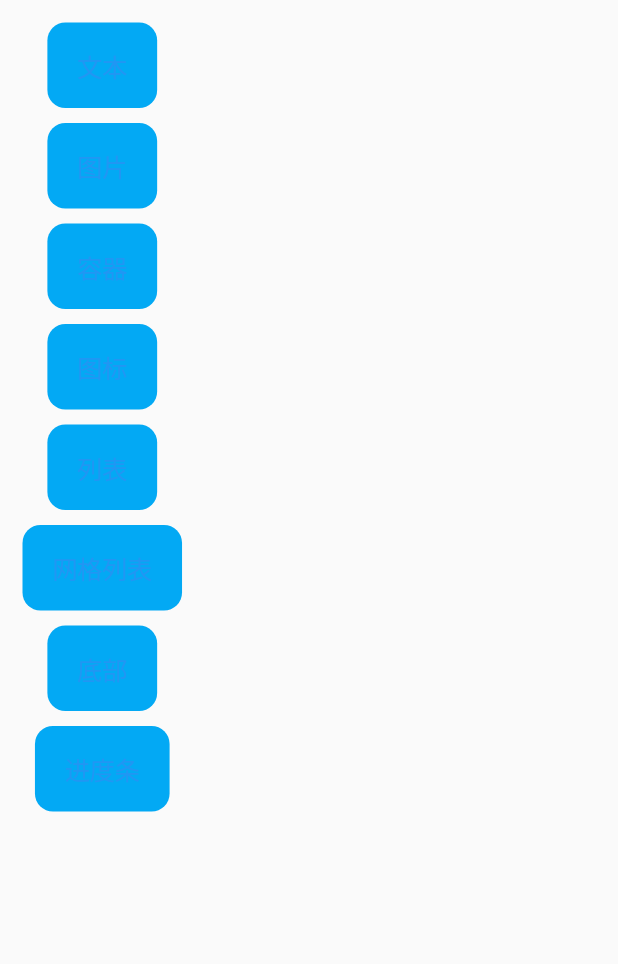
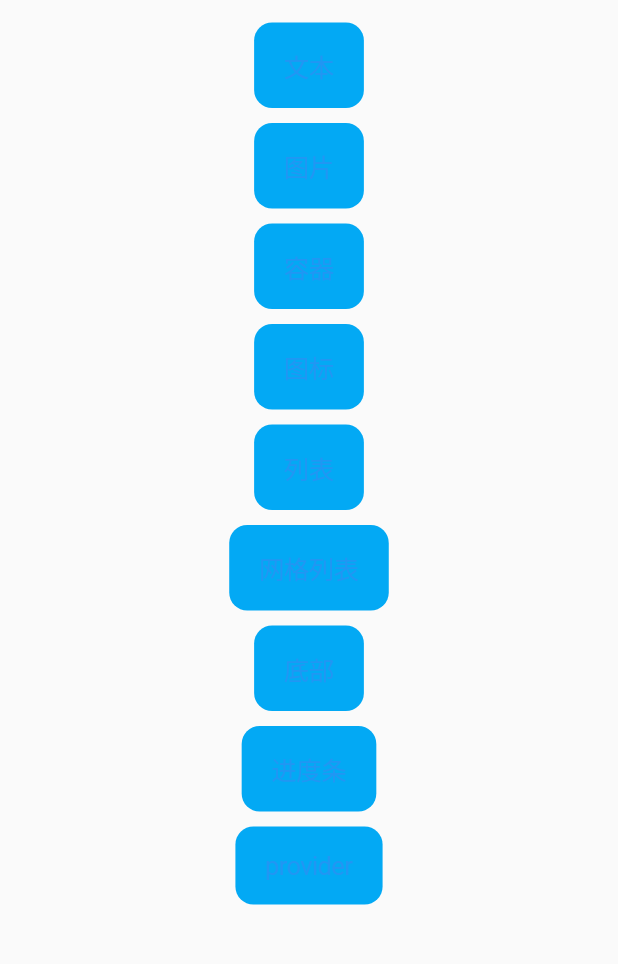
Before and after one commit to BrinsLee/Flutter_Demo, a Flutter app: the screen it shows after launch, on a phone screen of 412 x 824 dp, the part 84-1048 px from its top. Run offline on Flutter 3.47's test engine with Material 2 defaults, Android fonts, the phone set to English and light mode, and no system bars.

Commit message:
provider

```diff
--- a/flutter_demo/lib/main.dart
+++ b/flutter_demo/lib/main.dart
@@ -2,14 +2,28 @@ import 'package:flutter/material.dart';
 import 'package:flutter/cupertino.dart';
 import 'package:flutter_demo/imagepage/imagepage.dart';
 import 'package:flutter_demo/progresspage/progresspage.dart';
+import 'package:flutter_demo/provider/count_model.dart';
+import 'package:flutter_demo/provider/provider_page.dart';
+import 'package:flutter_demo/provider/provider_second_page.dart';
 import 'package:flutter_demo/textpage/textpage.dart';
 import 'package:flutter_demo/containerpage/containerpage.dart';
 import 'package:flutter_demo/iconpage/IconPage.dart';
 import 'package:flutter_demo/listpage/ListPage.dart';
 import 'package:flutter_demo/gridpage/GridPage.dart';
 import 'package:flutter_demo/bottomnavigatorpage/BottomNavigatorPage.dart';
+import 'package:provider/provider.dart';
 
-void main() => runApp(MyApp());
+void main() {
+  final counter = CounterModel();
+
+  runApp(Provider<int>.value(
+    value: 48,
+    child: ChangeNotifierProvider.value(
+      value: counter,
+      child: MyApp(),
+    ),
+  ));
+}
 
 class MyApp extends StatelessWidget {
   @override
@@ -18,7 +32,9 @@ class MyApp extends StatelessWidget {
       title: 'Flutter Demo',
       routes: {
         "bottom_page": (context) => BottomNavigatorPage(),
-        "progress_page": (context) => ProgressPage()
+        "progress_page": (context) => ProgressPage(),
+        "provider_page":(context) => ProviderPage(),
+        "second_page" : (context) => SecondPage()
       },
       theme: ThemeData(
         primarySwatch: Colors.blue,
@@ -40,7 +56,10 @@ class MyHomePage extends StatelessWidget {
       ),
       body: Container(
         margin: EdgeInsets.all(15),
+        alignment: Alignment.center,
         child: Column(
+          mainAxisAlignment: MainAxisAlignment.start,
+          crossAxisAlignment: CrossAxisAlignment.center,
           children: <Widget>[
             Padding(
               child: CupertinoButton(
@@ -144,6 +163,16 @@ class MyHomePage extends StatelessWidget {
                 },
                 color: Colors.lightBlue,
               ),
+            ),
+            Padding(
+              padding: EdgeInsets.fromLTRB(0, 0, 0, 10),
+              child: CupertinoButton(
+                child: Text('provider'),
+                onPressed: () {
+                  Navigator.pushNamed(context, "provider_page");
+                },
+                color: Colors.lightBlue,
+              ),
             )
           ],
         ),
--- a/flutter_demo/pubspec.yaml
+++ b/flutter_demo/pubspec.yaml
@@ -23,6 +23,7 @@ dependencies:
   # The following adds the Cupertino Icons font to your application.
   # Use with the CupertinoIcons class for iOS style icons.
   cupertino_icons: ^0.1.2
+  provider: ^3.0.0+1
 
 dev_dependencies:
   flutter_test:
```
Also changed, not shown: flutter_demo/lib/provider/count_model.dart (added, +11 -0 lines), flutter_demo/lib/provider/provider_page.dart (added, +29 -0 lines), flutter_demo/lib/provider/provider_second_page.dart (added, +30 -0 lines), flutter_demo/pubspec.lock.
